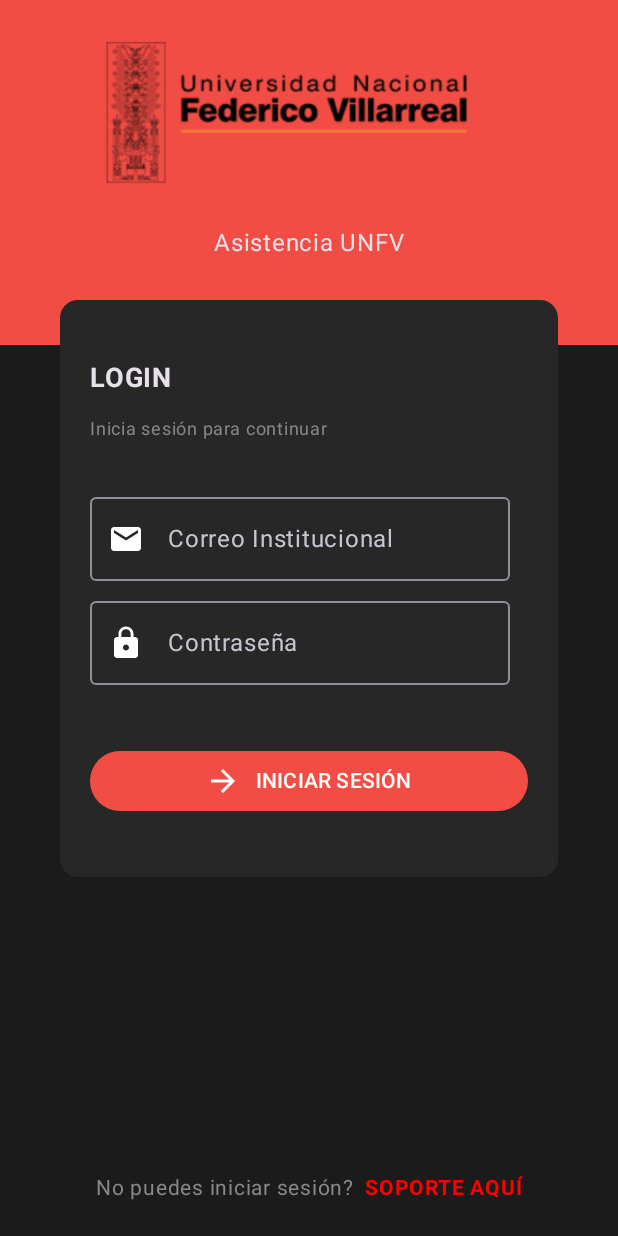
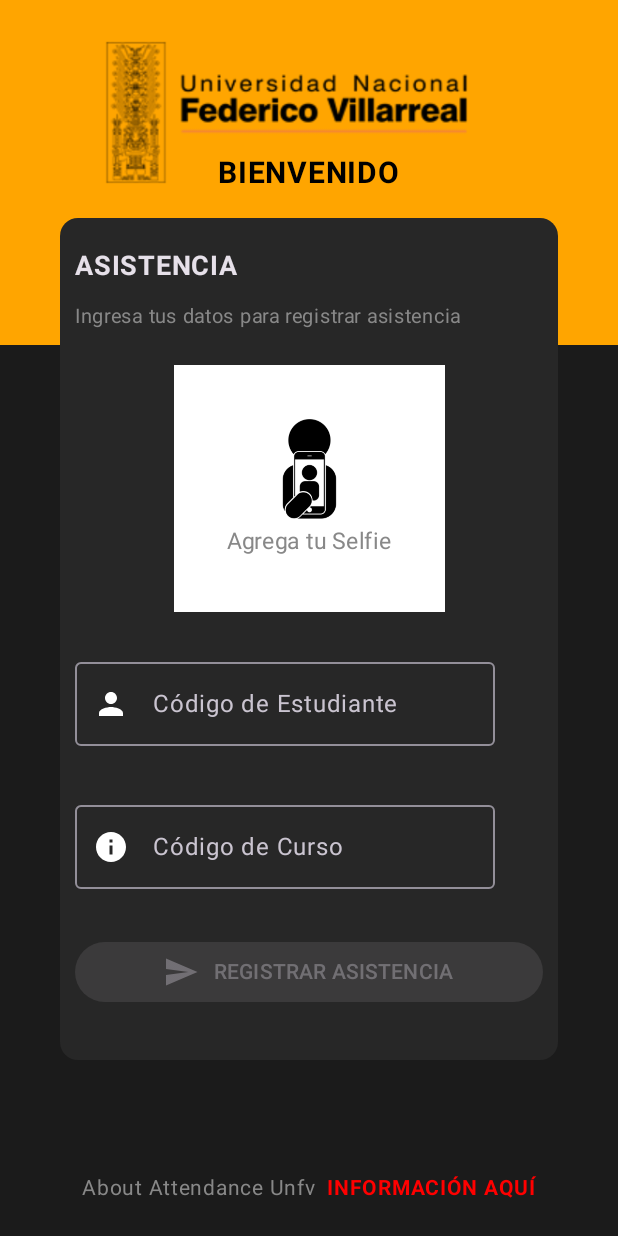
Before and after one commit to Jerry-Yenque/Integrador2, an Android app built with Jetpack Compose: the screen it shows after launch (MainActivity), on a phone screen of 412 x 824 dp. Run offline under Robolectric (Android 15) with nearby library versions, the phone set to English and light mode, and no system bars; our stand-ins replace Dagger/Hilt's generated code.

Commit message:
NEW PROJECT compose/hilt implemented end seccion 3

```diff
--- a/app/src/main/java/com/grof/integrator/presentation/components/DefaultButton.kt
+++ b/app/src/main/java/com/grof/integrator/presentation/components/DefaultButton.kt
@@ -1,5 +1,6 @@
 package com.grof.integrator.presentation.components
 
+import androidx.compose.foundation.layout.Column
 import androidx.compose.foundation.layout.Spacer
 import androidx.compose.foundation.layout.fillMaxWidth
 import androidx.compose.foundation.layout.padding
@@ -15,20 +16,26 @@ import androidx.compose.ui.Modifier
 import androidx.compose.ui.graphics.Color
 import androidx.compose.ui.graphics.vector.ImageVector
 import androidx.compose.ui.unit.dp
+import androidx.compose.ui.unit.sp
 import com.grof.integrator.presentation.ui.theme.Red500
+import com.grof.integrator.presentation.ui.theme.Red700
 
 @Composable
 fun DefaultButton(
     modifier: Modifier,
     text: String,
+    errorMsg: String,
     onClick: () -> Unit,
     color: Color = Red500,
-    icon: ImageVector =Icons.Default.ArrowForward
+    icon: ImageVector =Icons.Default.ArrowForward,
+    enabled: Boolean = true
 ) {
+    Column() {
         Button(
             modifier = modifier,
             onClick = { onClick() },
-        colors = ButtonDefaults.buttonColors(containerColor = color) // In example has attribute backgroundColor, now it doesn't seem have it, instead i tried containerColor (seccion 2 ep 10.)
+            colors = ButtonDefaults.buttonColors(containerColor = color), // In example has attribute backgroundColor, now it doesn't seem have it, instead i tried containerColor (seccion 2 ep 10.)
+            enabled = enabled
         ) {
             Icon(
                 imageVector = icon,
@@ -36,4 +43,11 @@ fun DefaultButton(
             Spacer(modifier = Modifier.width(10.dp))
             Text(text = text)
         }
+        Text(
+            modifier = Modifier.padding(top = 5.dp),
+            text = errorMsg,
+            fontSize = 11.sp,
+            color = Red700
+        )
     }
+}
--- a/app/src/main/java/com/grof/integrator/presentation/components/DefaultTextField.kt
+++ b/app/src/main/java/com/grof/integrator/presentation/components/DefaultTextField.kt
@@ -1,5 +1,6 @@
 package com.grof.integrator.presentation.components
 
+import androidx.compose.foundation.layout.Column
 import androidx.compose.foundation.layout.padding
 import androidx.compose.foundation.text.KeyboardOptions
 import androidx.compose.material.icons.Icons
@@ -16,6 +17,8 @@ import androidx.compose.ui.text.input.KeyboardType
 import androidx.compose.ui.text.input.PasswordVisualTransformation
 import androidx.compose.ui.text.input.VisualTransformation
 import androidx.compose.ui.unit.dp
+import androidx.compose.ui.unit.sp
+import com.grof.integrator.presentation.ui.theme.Red700
 
 
 @OptIn(ExperimentalMaterial3Api::class)
@@ -24,15 +27,21 @@ fun DefaultTextField(
     modifier: Modifier,
     value: String,
     onValueChange: (value: String) -> Unit,
+    validateField: () -> Unit = {},
     label: String,
     icon: ImageVector,
     keyboardType: KeyboardType = KeyboardType.Text,
-    hideText: Boolean = false
+    hideText: Boolean = false,
+    errorMsg: String = ""
 ) {
+    Column() {
         OutlinedTextField(
             modifier = modifier, //Modifier.padding(top = 5.dp),
             value = value,
-        onValueChange = { onValueChange(it) },
+            onValueChange = {
+                onValueChange(it)
+                validateField()
+            },
             keyboardOptions = KeyboardOptions(keyboardType = keyboardType),
             label = {
                 Text(label)
@@ -46,4 +55,11 @@ fun DefaultTextField(
             },
             visualTransformation = if (hideText) PasswordVisualTransformation() else VisualTransformation.None
         )
+        Text(
+            modifier = Modifier.padding(top = 2.dp),
+            text = errorMsg,
+            fontSize = 16.sp,
+            color = Red700
+        )
     }
+}
--- a/app/src/main/java/com/grof/integrator/presentation/navigation/AppNavigation.kt
+++ b/app/src/main/java/com/grof/integrator/presentation/navigation/AppNavigation.kt
@@ -4,6 +4,7 @@ import androidx.compose.runtime.Composable
 import androidx.navigation.NavHostController
 import androidx.navigation.compose.NavHost
 import androidx.navigation.compose.composable
+import com.grof.integrator.presentation.screens.attendance.AttendanceScreen
 import com.grof.integrator.presentation.screens.login.LoginScreen
 import com.grof.integrator.presentation.screens.signUp.SignupScreen
 
@@ -11,8 +12,17 @@ import com.grof.integrator.presentation.screens.signUp.SignupScreen
 fun AppNavigation(navController: NavHostController) {
     NavHost(
         navController = navController,
-        startDestination = AppScreen.Login.route
+        startDestination = AppScreen.Attendance.route
     ) {
+
+        composable(route = AppScreen.Attendance.route) {
+            AttendanceScreen(navController)
+        }
+//        composable(route = AppScreen.About.route) {
+//            AboutScreen(navController)
+//        }
+
+        // BELOW DEPRECATED
         composable(route = AppScreen.Login.route) {
             LoginScreen(navController)
         }
--- a/app/src/main/java/com/grof/integrator/presentation/navigation/AppScreen.kt
+++ b/app/src/main/java/com/grof/integrator/presentation/navigation/AppScreen.kt
@@ -1,6 +1,21 @@
 package com.grof.integrator.presentation.navigation
 
-sealed class AppScreen(val route: String) {
+// sealed class is like enum in java, to collect data
+sealed class AppScreen(val route: String) { // Se recibe la ruta a abrir
+    // Esta parte es asignarle al objeto Attendance una instancia de una clase anonima que hereda de AppScreen
+    // Inicializando su dato miembro(parametro) con el valor/argumento "attendance"
+
+    /*
+    *   sealed class Father() {
+    *   object Child1: Father()
+    *   object Child2: Father()
+    * }
+    * */
+
+    object Attendance: AppScreen("attendance")
+    object About: AppScreen("about")
+
+    // BELOW DEPRECATED
     object Login: AppScreen("login")
     object Signup: AppScreen("signup")
 }
--- /dev/null
+++ b/app/src/main/java/com/grof/integrator/presentation/screens/attendance/AttendanceScreen.kt
@@ -0,0 +1,51 @@
+package com.grof.integrator.presentation.screens.attendance
+
+import android.annotation.SuppressLint
+import androidx.compose.foundation.layout.fillMaxSize
+import androidx.compose.material3.ExperimentalMaterial3Api
+import androidx.compose.material3.MaterialTheme
+import androidx.compose.material3.Scaffold
+import androidx.compose.material3.Surface
+import androidx.compose.runtime.Composable
+import androidx.compose.ui.Modifier
+import androidx.compose.ui.tooling.preview.Preview
+import androidx.navigation.NavHostController
+import androidx.navigation.compose.rememberNavController
+import com.grof.integrator.presentation.screens.attendance.components.AttendanceBottomBar
+import com.grof.integrator.presentation.screens.attendance.components.AttendanceContent
+import com.grof.integrator.presentation.screens.attendance.components.AttendanceViewModel
+import com.grof.integrator.presentation.ui.theme.IntegratorTheme
+
+@SuppressLint("UnusedMaterial3ScaffoldPaddingParameter")
+@OptIn(ExperimentalMaterial3Api::class)
+@Composable
+fun AttendanceScreen(navController: NavHostController) {
+
+    Scaffold(
+        topBar = {},
+        content = {
+            AttendanceContent()
+        },
+        bottomBar = {
+            AttendanceBottomBar(navController)
+        }
+    )
+    // Manejar el estado de peticion
+    //Login(navController = navController)
+}
+
+
+// ViewModel y Preview no son compatibles del to do
+//@Preview(showBackground = true, showSystemUi = true)
+//@Composable
+//fun AttendanceScreenPreview() {
+//    IntegratorTheme(darkTheme = true) {
+//        // A surface container using the 'background' color from the theme
+//        Surface(
+//            modifier = Modifier.fillMaxSize(),
+//            color = MaterialTheme.colorScheme.background
+//        ) {
+//            AttendanceScreen(rememberNavController()) // rememberNavController para suplir el parametro y poder mostrar el preview
+//        }
+//    }
+//}
--- /dev/null
+++ b/app/src/main/java/com/grof/integrator/presentation/screens/attendance/components/AttendanceBottomBar.kt
@@ -0,0 +1,52 @@
+package com.grof.integrator.presentation.screens.attendance.components
+
+import androidx.compose.foundation.clickable
+import androidx.compose.foundation.layout.Arrangement
+import androidx.compose.foundation.layout.Row
+import androidx.compose.foundation.layout.Spacer
+import androidx.compose.foundation.layout.fillMaxWidth
+import androidx.compose.foundation.layout.padding
+import androidx.compose.foundation.layout.width
+import androidx.compose.material3.Text
+import androidx.compose.runtime.Composable
+import androidx.compose.ui.Modifier
+import androidx.compose.ui.unit.dp
+import androidx.compose.ui.unit.sp
+import androidx.navigation.NavHostController
+import androidx.compose.ui.graphics.Color
+import androidx.compose.ui.text.font.FontWeight
+import androidx.compose.ui.tooling.preview.Preview
+import androidx.navigation.compose.rememberNavController
+import com.grof.integrator.presentation.navigation.AppScreen
+
+@Composable
+fun AttendanceBottomBar(navController: NavHostController) {
+    Row(
+        modifier = Modifier
+            .fillMaxWidth()
+            .padding(bottom = 20.dp),
+        horizontalArrangement = Arrangement.Center
+    ) {
+        Text(
+            text = "About Attendance Unfv",
+            fontSize = 14.sp,
+            color = Color.Gray
+        )
+        Spacer(modifier = Modifier.width(7.dp))
+        Text(
+            modifier = Modifier.clickable {
+                navController.navigate(route = AppScreen.Signup.route) //About.route
+            },
+            text = "INFORMACIÓN AQUÍ",
+            fontSize = 14.sp,
+            color = Color.Red,
+            fontWeight = FontWeight.Bold
+        )
+    }
+}
+
+@Preview(showBackground = true)
+@Composable
+fun AttendanceBottonBarPreview() {
+    AttendanceBottomBar(rememberNavController()) //rememberNavController()
+}
--- /dev/null
+++ b/app/src/main/java/com/grof/integrator/presentation/screens/attendance/components/AttendanceContent.kt
@@ -0,0 +1,185 @@
+package com.grof.integrator.presentation.screens.attendance.components
+
+import android.util.Log
+import androidx.compose.foundation.background
+import androidx.compose.foundation.layout.Box
+import androidx.compose.foundation.layout.Column
+import androidx.compose.foundation.layout.fillMaxWidth
+import androidx.compose.foundation.layout.height
+import androidx.compose.material3.Text
+import androidx.compose.runtime.Composable
+import androidx.compose.ui.Alignment
+import androidx.compose.ui.Modifier
+import androidx.compose.ui.text.font.FontWeight
+import androidx.compose.ui.unit.dp
+import androidx.compose.ui.unit.sp
+import com.grof.integrator.presentation.ui.theme.Red500
+import androidx.compose.ui.graphics.Color
+import androidx.compose.foundation.Image
+import androidx.compose.foundation.clickable
+import androidx.compose.foundation.layout.Spacer
+import androidx.compose.foundation.layout.fillMaxSize
+import androidx.compose.foundation.layout.padding
+import androidx.compose.foundation.layout.width
+import androidx.compose.material.icons.Icons
+import androidx.compose.material.icons.filled.Info
+import androidx.compose.material.icons.filled.Person
+import androidx.compose.material.icons.filled.Send
+import androidx.compose.material3.Card
+import androidx.compose.material3.CardDefaults
+import androidx.compose.material3.MaterialTheme
+import androidx.compose.material3.Surface
+import androidx.compose.ui.res.painterResource
+import androidx.compose.ui.text.input.KeyboardType
+import androidx.compose.ui.tooling.preview.Preview
+import androidx.hilt.navigation.compose.hiltViewModel
+import com.grof.integrator.R
+import com.grof.integrator.presentation.components.DefaultButton
+import com.grof.integrator.presentation.components.DefaultTextField
+import com.grof.integrator.presentation.ui.theme.Darkgray500
+import com.grof.integrator.presentation.ui.theme.IntegratorTheme
+
+@Composable
+fun AttendanceContent(viewModel: AttendanceViewModel = hiltViewModel()) {
+    //val state = viewModel.state
+
+    Box(
+        modifier = Modifier
+            .fillMaxWidth(),
+        //.wrapContentHeight() Content Center Vertical
+        //.background(Color.White),
+    ) {
+        Box(
+            modifier = Modifier
+                .fillMaxWidth()
+                .height(230.dp)
+                .background(Red500)
+        ) {
+            Text(
+                modifier = Modifier.align(Alignment.Center),
+                //textAlign = TextAlign.Center,
+                text = "BIENVENIDO",
+                fontSize = 20.sp,
+                fontWeight = FontWeight.Bold,
+                color = Color.Black
+            )
+            Column(
+                modifier = Modifier.fillMaxWidth(),
+                horizontalAlignment = Alignment.CenterHorizontally
+            ) {
+                Image(
+                    modifier = Modifier
+                        .height(150.dp)
+                        .width(300.dp),
+                    painter = painterResource(id = R.drawable.unfv),
+                    contentDescription = "unfv logo"
+                )
+//                Text(
+//                    text = "BIENVENIDO",
+//                    fontSize = 18.sp,
+//                    fontWeight = FontWeight.Bold,
+//                    color = Color.Black
+//                )
+            }
+        }
+
+        Card(
+            modifier = Modifier
+                .padding(start = 40.dp, end = 40.dp, top = 145.dp),
+            colors = CardDefaults.cardColors(containerColor = Darkgray500)  //SOLVED: .background(color = DarkGray500) //In example = ,backgroundColor = DarkGray500  including ',' seccion 2 ep. 8
+        ) {
+            Column(
+                modifier = Modifier.padding(horizontal = 10.dp)
+            ) {
+                Text(
+                    modifier = Modifier.padding(top = 20.dp, bottom = 0.dp, start = 0.dp, end = 0.dp), //without top = applies to all sides
+                    text = "ASISTENCIA",
+                    fontSize = 18.sp,
+                    fontWeight = FontWeight.Bold
+                )
+                Spacer(modifier = Modifier.height(10.dp))
+                Text(
+                    text = "Ingresa tus datos para registrar asistencia",
+                    fontSize = 13.sp,
+                    color = Color.Gray
+                )
+                Spacer(modifier = Modifier.height(20.dp))
+                Box(
+                    modifier = Modifier
+                        .background(Color.White)
+                        .padding(35.dp)
+                        .align(Alignment.CenterHorizontally)
+                        .clickable { Log.i("Dog", "Click Click") }
+                ) {
+                    Column(horizontalAlignment = Alignment.CenterHorizontally) {
+                        Image(
+                            modifier = Modifier
+                                .height(70.dp)
+                                .width(70.dp),
+                            painter = painterResource(id = R.drawable.selfie),
+                            contentDescription = "selfie icon"
+                        )
+                        Text(
+                            text = "Agrega tu Selfie",
+                            fontSize = 15.sp,
+                            color = Color.Gray
+                        )
+                    }
+
+                }
+                DefaultTextField(
+                    modifier = Modifier.padding(top = 25.dp),
+                    value = viewModel.estudiante.value,//codigoEstudiante, // state.email
+                    onValueChange = { viewModel.estudiante.value = it }, //viewModel.onEmailInput(it) codigoEstudiante = it
+                    label = "Código de Estudiante",
+                    icon = Icons.Default.Person,
+                    keyboardType = KeyboardType.NumberPassword,
+                    errorMsg = viewModel.estudianteErrMsg.value,
+                    validateField = {
+                        viewModel.validateEstudiante()
+                    }
+                )
+                DefaultTextField(
+                    modifier = Modifier.padding(top = 5.dp),
+                    value = viewModel.curso.value, //state.password codigoCurso
+                    onValueChange = { viewModel.curso.value = it }, //viewModel.onPasswordInput(it) codigoCurso = it
+                    label = "Código de Curso",
+                    icon = Icons.Default.Info,
+                    errorMsg = viewModel.cursoErrMsg.value,
+                    keyboardType = KeyboardType.NumberPassword,
+                    validateField = {
+                        viewModel.validateCurso()
+                    }
+                )
+                DefaultButton(
+                    modifier = Modifier
+                        .fillMaxWidth()
+                        .padding(vertical = 5.dp),
+                    text = "REGISTRAR ASISTENCIA",
+                    icon = Icons.Default.Send,
+                    errorMsg = "", // This line is not in the example, was added to avoid errorMsg has not value
+                    onClick = {
+                        //viewModel.login()
+                        Log.d("LoginContent", "Estudiante: ${viewModel.curso.value}")
+                        Log.d("LoginContent", "Curso: ${viewModel.estudiante.value}")
+                    },
+                    enabled = viewModel.isEnabledRegistrarButton
+                )
+            }
+        }
+    }
+}
+
+//@Preview(showBackground = true, showSystemUi = true)
+//@Composable
+//fun AttendanceContentPreview() {
+//    IntegratorTheme(darkTheme = true) {
+//        // A surface container using the 'background' color from the theme
+//        Surface(
+//            modifier = Modifier.fillMaxSize(),
+//            color = MaterialTheme.colorScheme.background
+//        ) {
+//            AttendanceContent()
+//        }
+//    }
+//}
--- /dev/null
+++ b/app/src/main/java/com/grof/integrator/presentation/screens/attendance/components/AttendanceViewModel.kt
@@ -0,0 +1,60 @@
+package com.grof.integrator.presentation.screens.attendance.components
+
+import androidx.compose.runtime.MutableState
+import androidx.compose.runtime.mutableStateOf
+import androidx.lifecycle.ViewModel
+import dagger.hilt.android.lifecycle.HiltViewModel
+import javax.inject.Inject
+
+@HiltViewModel
+class AttendanceViewModel @Inject constructor(): ViewModel() {
+//        var codigoEstudiante by remember { // esta sintaxis solo para funciones composable
+//            mutableStateOf("")
+//        }
+//        var codigoCurso by remember {
+//            mutableStateOf("")
+//        }
+
+    // CODIGO ESTUDIANTE
+    var estudiante: MutableState<String> = mutableStateOf("")
+    var isEstudianteValid: MutableState<Boolean> = mutableStateOf(false)
+    var estudianteErrMsg: MutableState<String> = mutableStateOf("")
+
+    // CODIGO CURSO
+    var curso: MutableState<String> = mutableStateOf("")
+    var isCursoValid: MutableState<Boolean> = mutableStateOf(false)
+    var cursoErrMsg: MutableState<String> = mutableStateOf("")
+
+    // BUTTON
+    var isEnabledRegistrarButton = false
+    fun enabledRegistrarButton() {
+        isEnabledRegistrarButton = isEstudianteValid.value && isCursoValid.value
+    }
+
+    fun validateEstudiante() {
+        // Aquí debe ir las validaciones (llamada a querys?)
+        // El código es de 10 dígitos
+        if (estudiante.value.length == 10) {
+            isEstudianteValid.value = true
+            estudianteErrMsg.value = ""
+        }
+        else {
+            isEstudianteValid.value = false
+            estudianteErrMsg.value = "El código de alumno tiene 10 dígitos"
+        }
+        enabledRegistrarButton()
+    }
+
+    fun validateCurso() {
+        // 4 digitos por ahora
+        if (curso.value.length == 4) {
+            isCursoValid.value = true
+            cursoErrMsg.value = ""
+        }
+        else {
+            isCursoValid.value = false
+            cursoErrMsg.value = "El código del curso tiene 4 dígitos"
+        }
+        enabledRegistrarButton()
+    }
+}
--- a/app/src/main/java/com/grof/integrator/presentation/screens/login/components/LoginContent.kt
+++ b/app/src/main/java/com/grof/integrator/presentation/screens/login/components/LoginContent.kt
@@ -105,9 +105,10 @@ fun LoginContent(viewModel: LoginViewModel = hiltViewModel()) {
                         .fillMaxWidth()
                         .padding(vertical = 40.dp),
                     text = "INICIAR SESIÓN",
+                    errorMsg = "",
                     onClick = {
-                        Log.d("LoginContent", "Email: ${viewModel.email.value}")
-                        Log.d("LoginContent", "Password: ${viewModel.password.value}")
+//                        Log.d("LoginContent", "Email: ${viewModel.email.value}")
+//                        Log.d("LoginContent", "Password: ${viewModel.password.value}")
                     })
             }
         }
--- a/app/src/main/java/com/grof/integrator/presentation/screens/signUp/components/SignupContent.kt
+++ b/app/src/main/java/com/grof/integrator/presentation/screens/signUp/components/SignupContent.kt
@@ -142,6 +142,7 @@ fun CardForm() {
                     .fillMaxWidth()
                     .padding(vertical = 15.dp),
                 text = "Registrarse",
+                errorMsg = "",
                 onClick = { /*TODO*/ })
         }
     }
--- a/app/src/main/java/com/grof/integrator/presentation/ui/theme/Color.kt
+++ b/app/src/main/java/com/grof/integrator/presentation/ui/theme/Color.kt
@@ -7,7 +7,7 @@ val PurpleGrey80 = Color(0xFFCCC2DC)
 val Pink80 = Color(0xFFEFB8C8)
 // From example video
 val Red200 = Color(0xFFff6f60)
-val Red500 = Color(0xFFf24d45)
+val Red500 = Color(0xFFFFA500) // 0xFFf24d45
 val Red700 = Color(0xFFab000d)
 val Darkgray500 = Color(0xFF272727)
 val Darkgray700 = Color(0xFF202020)
--- a/build.gradle
+++ b/build.gradle
@@ -3,6 +3,6 @@ plugins {
     id 'com.android.application' version '8.0.2' apply false
     id 'com.android.library' version '8.0.2' apply false
     id 'org.jetbrains.kotlin.android' version '1.7.20' apply false
-    //Dagger Hilt
+    //DAGGER HILT
     id 'com.google.dagger.hilt.android' version '2.44' apply false
 }
```
Also changed, not shown: app/build.gradle (+5 -4 lines), app/src/main/res/drawable/selfie.png (added), 1 other file. Lines whose indentation alone changed are shown as unchanged.
